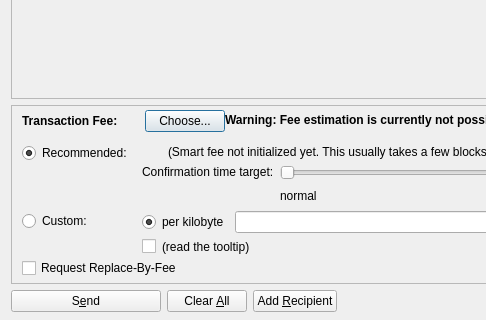
The window that src/qt/forms/sendcoinsdialog.ui (frozenflux3/munt-official) describes before a commit, drawn with Qt 5; both pictures show x 0 to 486 and y 257 to 577 of the 856 by 577 pixel window.
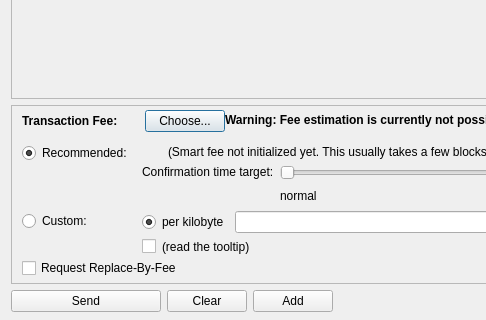
The same window after the commit. Custom widgets are drawn as their Qt base class.

Commit message: Add missing tr() calls for text of 3 buttons.

```diff
--- a/src/qt/forms/sendcoinsdialog.ui
+++ b/src/qt/forms/sendcoinsdialog.ui
@@ -1163,7 +1163,7 @@
         <string>Confirm the send action</string>
        </property>
        <property name="text">
-        <string>S&amp;end</string>
+        <string notr="true">Send</string>
        </property>
        <property name="autoDefault">
         <bool>false</bool>
@@ -1185,7 +1185,7 @@
         <string>Clear all fields of the form.</string>
        </property>
        <property name="text">
-        <string>Clear &amp;All</string>
+        <string notr="true">Clear</string>
        </property>
        <property name="autoDefault">
         <bool>false</bool>
@@ -1198,7 +1198,7 @@
         <string>Send to multiple recipients at once</string>
        </property>
        <property name="text">
-        <string>Add &amp;Recipient</string>
+        <string notr="true">Add</string>
        </property>
        <property name="autoDefault">
         <bool>false</bool>
```
The commit also changes 1 other file.
